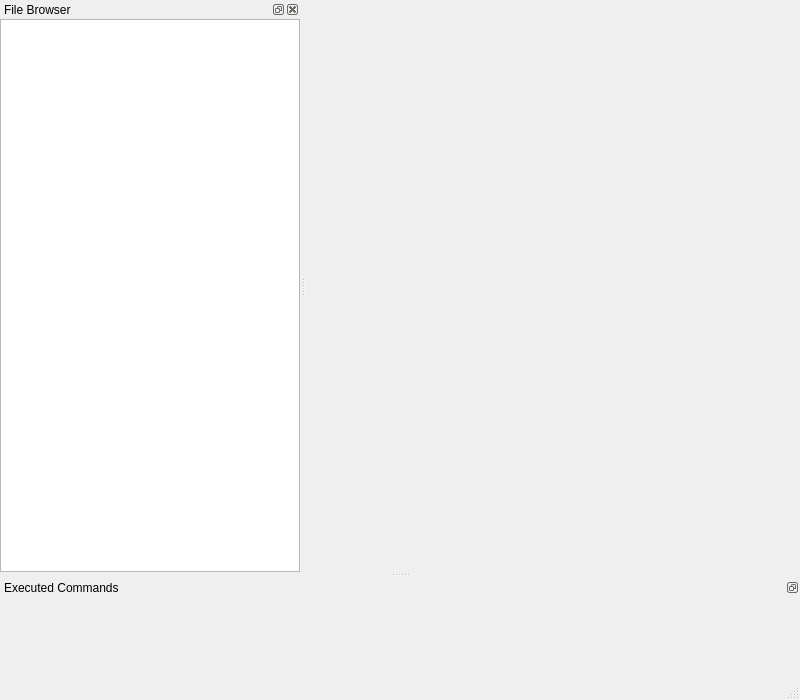
Old version of the form tools/mcrl2-gui-qt/mainwindow.ui in the repository mCRL2org/mCRL2.
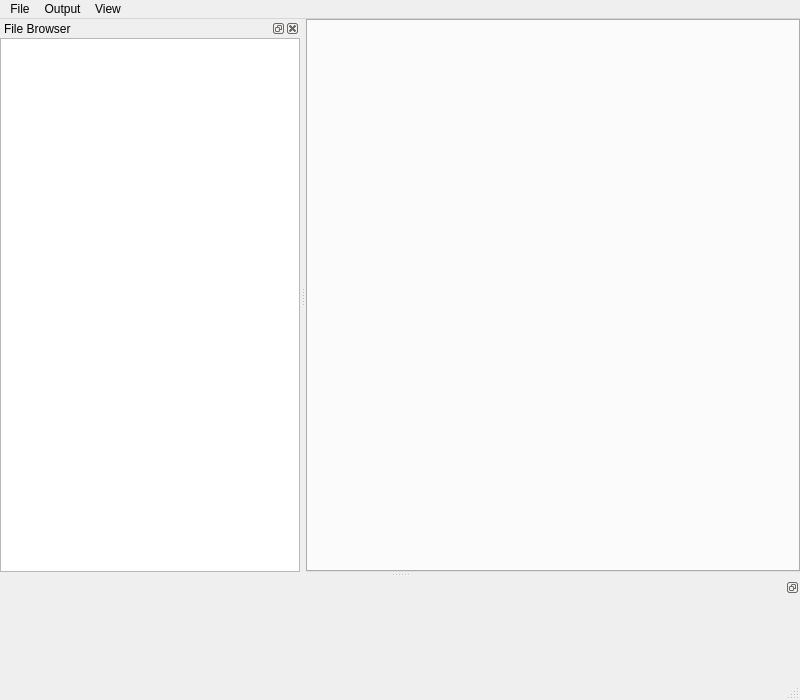
New version of the form. Icons and pictures are not drawn. Custom widgets are drawn as their Qt base class.

What changed in the file:
```diff
--- a/tools/mcrl2-gui-qt/mainwindow.ui
+++ b/tools/mcrl2-gui-qt/mainwindow.ui
@@ -29,30 +29,14 @@
      <number>0</number>
     </property>
     <item>
-     <spacer name="verticalSpacer">
-      <property name="orientation">
-       <enum>Qt::Vertical</enum>
+     <widget class="QTabWidget" name="tabInstances">
+      <property name="currentIndex">
+       <number>-1</number>
       </property>
-      <property name="sizeHint" stdset="0">
-       <size>
-        <width>20</width>
-        <height>40</height>
-       </size>
+      <property name="tabsClosable">
+       <bool>true</bool>
       </property>
-     </spacer>
-    </item>
-    <item>
-     <spacer name="horizontalSpacer">
-      <property name="orientation">
-       <enum>Qt::Horizontal</enum>
-      </property>
-      <property name="sizeHint" stdset="0">
-       <size>
-        <width>40</width>
-        <height>20</height>
-       </size>
-      </property>
-     </spacer>
+     </widget>
     </item>
    </layout>
   </widget>
@@ -65,9 +49,39 @@
      <height>21</height>
     </rect>
    </property>
-   <property name="nativeMenuBar">
-    <bool>false</bool>
-   </property>
+   <widget class="QMenu" name="menuFile">
+    <property name="title">
+     <string>File</string>
+    </property>
+    <addaction name="actionNew_File"/>
+    <addaction name="actionNew_Folder"/>
+    <addaction name="separator"/>
+    <addaction name="actionOpen_File"/>
+    <addaction name="actionCopy_File"/>
+    <addaction name="actionRename_File"/>
+    <addaction name="actionDelete_File"/>
+    <addaction name="separator"/>
+    <addaction name="actionExit"/>
+   </widget>
+   <widget class="QMenu" name="menuEdit">
+    <property name="title">
+     <string>Output</string>
+    </property>
+    <addaction name="actionSelect_All"/>
+    <addaction name="actionCopy"/>
+    <addaction name="actionSave"/>
+    <addaction name="separator"/>
+    <addaction name="actionClear"/>
+   </widget>
+   <widget class="QMenu" name="menuView">
+    <property name="title">
+     <string>View</string>
+    </property>
+    <addaction name="actionReset_perspective"/>
+   </widget>
+   <addaction name="menuFile"/>
+   <addaction name="menuEdit"/>
+   <addaction name="menuView"/>
   </widget>
   <widget class="QStatusBar" name="statusBar"/>
   <widget class="QDockWidget" name="dockOutput">
@@ -80,9 +94,6 @@
    <property name="features">
     <set>QDockWidget::DockWidgetFloatable|QDockWidget::DockWidgetMovable</set>
    </property>
-   <property name="windowTitle">
-    <string>Executed Commands</string>
-   </property>
    <attribute name="dockWidgetArea">
     <number>8</number>
    </attribute>
@@ -139,6 +150,11 @@
    <extends>QWidget</extends>
    <header>mcrl2/utilities/logwidget.h</header>
   </customwidget>
+  <customwidget>
+   <class>FileBrowser</class>
+   <extends>QTreeView</extends>
+   <header>filebrowser.h</header>
+  </customwidget>
  </customwidgets>
  <resources>
   <include location="mcrl2-gui.qrc"/>
```
Left out of the diff: 62 changed lines with no effect on the pictures.
